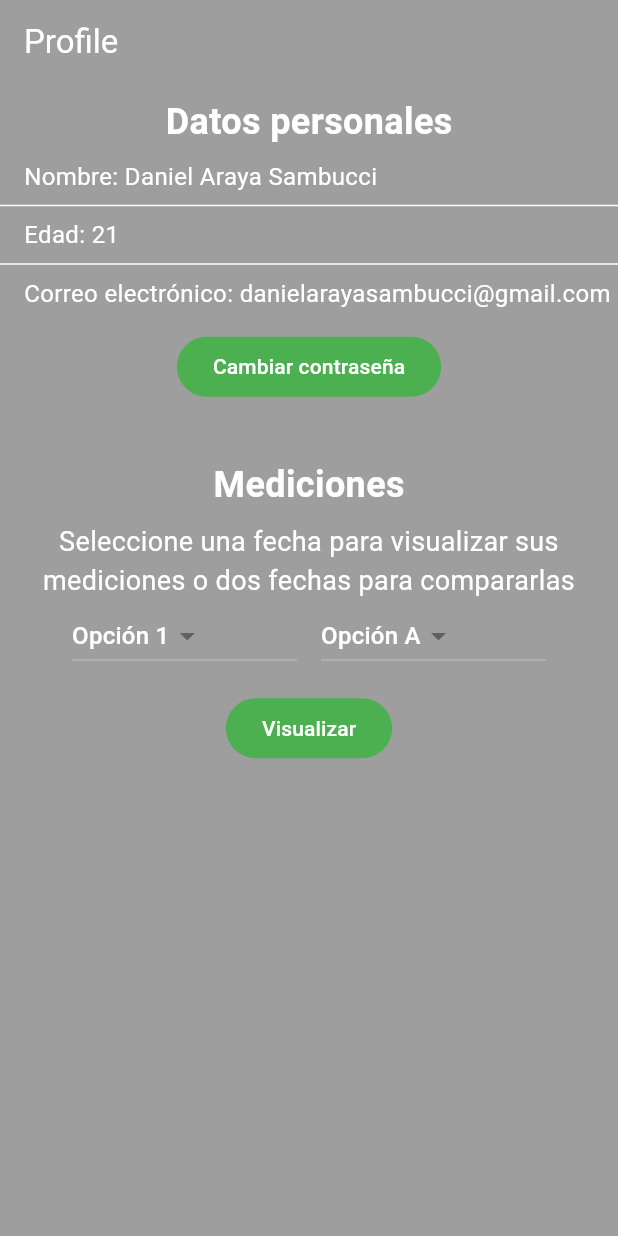
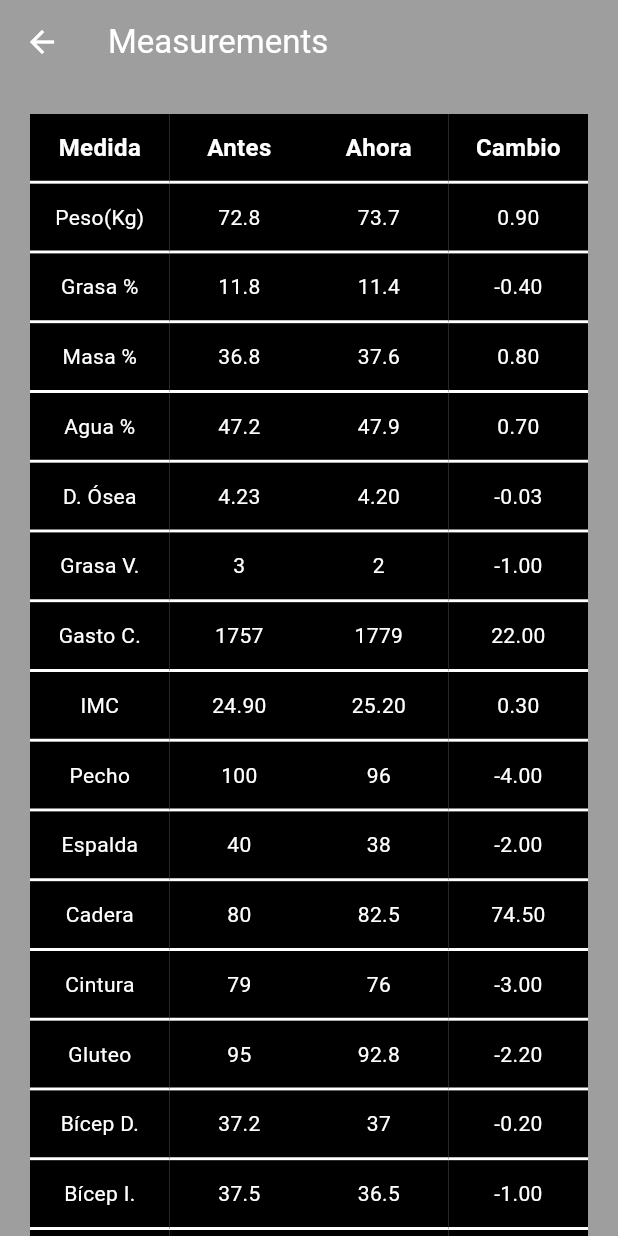
Before and after one commit to GymTecProject/gym-tec-app, a Flutter app: the screen it shows after launch, after a tap on "Visualizar", on a phone screen of 412 x 824 dp. Run offline on Flutter 3.47's test engine with Material 2 defaults, Android fonts, the phone set to English and light mode, and no system bars.

Commit message:
Measurement page prototype done
Almost all the strategy for the grid needs to be reworked. Right now, it only display info.

```diff
--- a/lib/main.dart
+++ b/lib/main.dart
@@ -1,5 +1,6 @@
 import 'package:flutter/material.dart';
 import 'package:gym_tec/profile/profile.dart';
+import 'package:gym_tec/profile/measurement.dart';
 
 void main() {
   runApp(const MyApp());
@@ -47,7 +48,7 @@ class MyApp extends StatelessWidget {
       initialRoute: '/',
       routes: {
         '/': (context) => const ProfilePage(),
-      //  '/login': (context) => const LoginPage(),
+        '/measurement': (context) => const MeasurementPage(),
       //  '/register': (context) => const RegisterPage(),
       }
     );
--- /dev/null
+++ b/lib/profile/measurement.dart
@@ -0,0 +1,554 @@
+import 'package:flutter/material.dart';
+
+class MeasurementPage extends StatefulWidget {
+  const MeasurementPage({super.key});
+
+  @override
+  State<MeasurementPage> createState() => _MeasurementPage();
+}
+
+class _MeasurementPage extends State<MeasurementPage> {
+
+  @override
+  Widget build(BuildContext context){
+    return Scaffold(
+      appBar: AppBar(
+        title: const Text('Measurements'),
+      ),
+      body: PageBody(),
+    );
+  }
+}
+/*
+class PageBody extends StatelessWidget {
+  const PageBody({super.key});
+  @override
+
+  //_PageBody createState() => _PageBody();
+}*/
+
+class PageBody extends StatelessWidget  {
+  PageBody({super.key});
+
+  final List<String> matriz = [
+    'Medida',
+    'Antes',
+    'Ahora',
+    'Resultado'
+    // Agrega más datos según sea necesario
+  ];
+  @override
+  Widget build(BuildContext context) {
+  return GridView.count(
+  primary: false,
+  padding: const EdgeInsets.all(20),
+  //crossAxisSpacing: 10,
+  //mainAxisSpacing: 10,
+  crossAxisCount: 4,
+  childAspectRatio: (2),
+  children: <Widget>[
+    Container(
+      padding: const EdgeInsets.all(8),
+      //color: Colors.green,
+      decoration: const BoxDecoration(color: Colors.black, border: Border(bottom: BorderSide(color: Colors.white, width: 2))),
+      child: const Center(child: Text("Medida", style: TextStyle(fontSize: 16,  fontWeight: FontWeight.bold))),
+    ),
+    Container(
+      padding: const EdgeInsets.all(8),
+      //color: Colors.green,
+      decoration: const BoxDecoration(color: Colors.black, border: Border(bottom: BorderSide(color: Colors.white, width: 2))),
+      child: const Center(child: Text("Antes", style: TextStyle(fontSize: 16,  fontWeight: FontWeight.bold))),
+    ),
+    Container(
+      padding: const EdgeInsets.all(8),
+      //color: Colors.green,
+      decoration: const BoxDecoration(color: Colors.black, border: Border(bottom: BorderSide(color: Colors.white, width: 2))),
+      child: const Center(child: Text("Ahora", style: TextStyle(fontSize: 16,  fontWeight: FontWeight.bold))),
+    ),
+    Container(
+      padding: const EdgeInsets.all(8),
+      //color: Colors.green,
+      decoration: const BoxDecoration(color: Colors.black, border: Border(bottom: BorderSide(color: Colors.white, width: 2))),
+      child: const Center(child: Text("Cambio", style: TextStyle(fontSize: 16,  fontWeight: FontWeight.bold))),
+    ),
+
+
+    Container(
+      padding: const EdgeInsets.all(8),
+      //color: Colors.teal[500],
+      decoration: const BoxDecoration(color: Colors.black, border: Border(bottom: BorderSide(color: Colors.white, width: 2))),
+      child: const Center(child: Text('Peso(Kg)')),
+    ),
+    Container(
+      padding: const EdgeInsets.all(8),
+      //color: Colors.teal[500],
+      decoration: const BoxDecoration(color: Colors.black, border: Border(bottom: BorderSide(color: Colors.white, width: 2))),
+      child: const Center(child: Text('72.8')),
+    ),
+    Container(
+      padding: const EdgeInsets.all(8),
+      //color: Colors.teal[500],
+      decoration: const BoxDecoration(color: Colors.black, border: Border(bottom: BorderSide(color: Colors.white, width: 2))),
+      child: const Center(child: Text('73.7')),
+    ),
+    Container(
+      padding: const EdgeInsets.all(8),
+      //color: Colors.teal[500],
+      decoration: const BoxDecoration(color: Colors.black, border: Border(bottom: BorderSide(color: Colors.white, width: 2))),
+      child: const Center(child: Text('0.90')),
+    ),
+
+
+    Container(
+      padding: const EdgeInsets.all(8),
+      //color: Colors.teal[500],
+      decoration: const BoxDecoration(color: Colors.black, border: Border(bottom: BorderSide(color: Colors.white, width: 2))),
+      child: const Center(child: Text('Grasa %')),
+    ),
+    Container(
+      padding: const EdgeInsets.all(8),
+      //color: Colors.teal[500],
+      decoration: const BoxDecoration(color: Colors.black, border: Border(bottom: BorderSide(color: Colors.white, width: 2))),
+      child: const Center(child: Text('11.8')),
+    ),
+    Container(
+      padding: const EdgeInsets.all(8),
+      //color: Colors.teal[500],
+      decoration: const BoxDecoration(color: Colors.black, border: Border(bottom: BorderSide(color: Colors.white, width: 2))),
+      child: const Center(child: Text('11.4')),
+    ),
+    Container(
+      padding: const EdgeInsets.all(8),
+      //color: Colors.teal[500],
+      decoration: const BoxDecoration(color: Colors.black, border: Border(bottom: BorderSide(color: Colors.white, width: 2))),
+      child: const Center(child: Text('-0.40')),
+    ),
+
+    Container(
+      padding: const EdgeInsets.all(8),
+      //color: Colors.teal[500],
+      decoration: const BoxDecoration(color: Colors.black, border: Border(bottom: BorderSide(color: Colors.white, width: 2))),
+      child: const Center(child: Text('Masa %')),
+    ),
+    Container(
+      padding: const EdgeInsets.all(8),
+      //color: Colors.teal[500],
+      decoration: const BoxDecoration(color: Colors.black, border: Border(bottom: BorderSide(color: Colors.white, width: 2))),
+      child: const Center(child: Text('36.8')),
+    ),
+    Container(
+      padding: const EdgeInsets.all(8),
+      //color: Colors.teal[500],
+      decoration: const BoxDecoration(color: Colors.black, border: Border(bottom: BorderSide(color: Colors.white, width: 2))),
+      child: const Center(child: Text('37.6')),
+    ),
+    Container(
+      padding: const EdgeInsets.all(8),
+      //color: Colors.teal[500],
+      decoration: const BoxDecoration(color: Colors.black, border: Border(bottom: BorderSide(color: Colors.white, width: 2))),
+      child: const Center(child: Text('0.80')),
+    ),
+
+    Container(
+      padding: const EdgeInsets.all(8),
+      //color: Colors.teal[500],
+      decoration: const BoxDecoration(color: Colors.black, border: Border(bottom: BorderSide(color: Colors.white, width: 2))),
+      child: const Center(child: Text('Agua %')),
+    ),
+    Container(
+      padding: const EdgeInsets.all(8),
+      //color: Colors.teal[500],
+      decoration: const BoxDecoration(color: Colors.black, border: Border(bottom: BorderSide(color: Colors.white, width: 2))),
+      child: const Center(child: Text('47.2')),
+    ),
+    Container(
+      padding: const EdgeInsets.all(8),
+      //color: Colors.teal[500],
+      decoration: const BoxDecoration(color: Colors.black, border: Border(bottom: BorderSide(color: Colors.white, width: 2))),
+      child: const Center(child: Text('47.9')),
+    ),
+    Container(
+      padding: const EdgeInsets.all(8),
+      //color: Colors.teal[500],
+      decoration: const BoxDecoration(color: Colors.black, border: Border(bottom: BorderSide(color: Colors.white, width: 2))),
+      child: const Center(child: Text('0.70')),
+    ),
+
+    Container(
+      padding: const EdgeInsets.all(8),
+      //color: Colors.teal[500],
+      decoration: const BoxDecoration(color: Colors.black, border: Border(bottom: BorderSide(color: Colors.white, width: 2))),
+      child: const Center(child: Text('D. Ósea')),
+    ),
+    Container(
+      padding: const EdgeInsets.all(8),
+      //color: Colors.teal[500],
+      decoration: const BoxDecoration(color: Colors.black, border: Border(bottom: BorderSide(color: Colors.white, width: 2))),
+      child: const Center(child: Text('4.23')),
+    ),
+    Container(
+      padding: const EdgeInsets.all(8),
+      //color: Colors.teal[500],
+      decoration: const BoxDecoration(color: Colors.black, border: Border(bottom: BorderSide(color: Colors.white, width: 2))),
+      child: const Center(child: Text('4.20')),
+    ),
+    Container(
+      padding: const EdgeInsets.all(8),
+      //color: Colors.teal[500],
+      decoration: const BoxDecoration(color: Colors.black, border: Border(bottom: BorderSide(color: Colors.white, width: 2))),
+      child: const Center(child: Text('-0.03')),
+    ),
+
+    Container(
+      padding: const EdgeInsets.all(8),
+      //color: Colors.teal[500],
+      decoration: const BoxDecoration(color: Colors.black, border: Border(bottom: BorderSide(color: Colors.white, width: 2))),
+      child: const Center(child: Text('Grasa V.')),
+    ),
+    Container(
+      padding: const EdgeInsets.all(8),
+      //color: Colors.teal[500],
+      decoration: const BoxDecoration(color: Colors.black, border: Border(bottom: BorderSide(color: Colors.white, width: 2))),
+      child: const Center(child: Text('3')),
+    ),
+    Container(
+      padding: const EdgeInsets.all(8),
+      //color: Colors.teal[500],
+      decoration: const BoxDecoration(color: Colors.black, border: Border(bottom: BorderSide(color: Colors.white, width: 2))),
+      child: const Center(child: Text('2')),
+    ),
+    Container(
+      padding: const EdgeInsets.all(8),
+      //color: Colors.teal[500],
+      decoration: const BoxDecoration(color: Colors.black, border: Border(bottom: BorderSide(color: Colors.white, width: 2))),
+      child: const Center(child: Text('-1.00')),
+    ),
+
+    Container(
+      padding: const EdgeInsets.all(8),
+      //color: Colors.teal[500],
+      decoration: const BoxDecoration(color: Colors.black, border: Border(bottom: BorderSide(color: Colors.white, width: 2))),
+      child: const Center(child: Text('Gasto C.')),
+    ),
+    Container(
+      padding: const EdgeInsets.all(8),
+      //color: Colors.teal[500],
+      decoration: const BoxDecoration(color: Colors.black, border: Border(bottom: BorderSide(color: Colors.white, width: 2))),
+      child: const Center(child: Text('1757')),
+    ),
+    Container(
+      padding: const EdgeInsets.all(8),
+      //color: Colors.teal[500],
+      decoration: const BoxDecoration(color: Colors.black, border: Border(bottom: BorderSide(color: Colors.white, width: 2))),
+      child: const Center(child: Text('1779')),
+    ),
+    Container(
+      padding: const EdgeInsets.all(8),
+      //color: Colors.teal[500],
+      decoration: const BoxDecoration(color: Colors.black, border: Border(bottom: BorderSide(color: Colors.white, width: 2))),
+      child: const Center(child: Text('22.00')),
+    ),
+
+    Container(
+      padding: const EdgeInsets.all(8),
+      //color: Colors.teal[500],
+      decoration: const BoxDecoration(color: Colors.black, border: Border(bottom: BorderSide(color: Colors.white, width: 2))),
+      child: const Center(child: Text('IMC')),
+    ),
+    Container(
+      padding: const EdgeInsets.all(8),
+      //color: Colors.teal[500],
+      decoration: const BoxDecoration(color: Colors.black, border: Border(bottom: BorderSide(color: Colors.white, width: 2))),
+      child: const Center(child: Text('24.90')),
+    ),
+    Container(
+      padding: const EdgeInsets.all(8),
+      //color: Colors.teal[500],
+      decoration: const BoxDecoration(color: Colors.black, border: Border(bottom: BorderSide(color: Colors.white, width: 2))),
+      child: const Center(child: Text('25.20')),
+    ),
+    Container(
+      padding: const EdgeInsets.all(8),
+      //color: Colors.teal[500],
+      decoration: const BoxDecoration(color: Colors.black, border: Border(bottom: BorderSide(color: Colors.white, width: 2))),
+      child: const Center(child: Text('0.30')),
+    ),
+
+    Container(
+      padding: const EdgeInsets.all(8),
+      //color: Colors.teal[500],
+      decoration: const BoxDecoration(color: Colors.black, border: Border(bottom: BorderSide(color: Colors.white, width: 2))),
+      child: const Center(child: Text('Pecho')),
+    ),
+    Container(
+      padding: const EdgeInsets.all(8),
+      //color: Colors.teal[500],
+      decoration: const BoxDecoration(color: Colors.black, border: Border(bottom: BorderSide(color: Colors.white, width: 2))),
+      child: const Center(child: Text('100')),
+    ),
+    Container(
+      padding: const EdgeInsets.all(8),
+      //color: Colors.teal[500],
+      decoration: const BoxDecoration(color: Colors.black, border: Border(bottom: BorderSide(color: Colors.white, width: 2))),
+      child: const Center(child: Text('96')),
+    ),
+    Container(
+      padding: const EdgeInsets.all(8),
+      //color: Colors.teal[500],
+      decoration: const BoxDecoration(color: Colors.black, border: Border(bottom: BorderSide(color: Colors.white, width: 2))),
+      child: const Center(child: Text('-4.00')),
+    ),
+
+    Container(
+      padding: const EdgeInsets.all(8),
+      //color: Colors.teal[500],
+      decoration: const BoxDecoration(color: Colors.black, border: Border(bottom: BorderSide(color: Colors.white, width: 2))),
+      child: const Center(child: Text('Espalda')),
+    ),
+    Container(
+      padding: const EdgeInsets.all(8),
+      //color: Colors.teal[500],
+      decoration: const BoxDecoration(color: Colors.black, border: Border(bottom: BorderSide(color: Colors.white, width: 2))),
+      child: const Center(child: Text('40')),
+    ),
+    Container(
+      padding: const EdgeInsets.all(8),
+      //color: Colors.teal[500],
+      decoration: const BoxDecoration(color: Colors.black, border: Border(bottom: BorderSide(color: Colors.white, width: 2))),
+      child: const Center(child: Text('38')),
+    ),
+    Container(
+      padding: const EdgeInsets.all(8),
+      //color: Colors.teal[500],
+      decoration: const BoxDecoration(color: Colors.black, border: Border(bottom: BorderSide(color: Colors.white, width: 2))),
+      child: const Center(child: Text('-2.00')),
+    ),
+
+    Container(
+      padding: const EdgeInsets.all(8),
+      //color: Colors.teal[500],
+      decoration: const BoxDecoration(color: Colors.black, border: Border(bottom: BorderSide(color: Colors.white, width: 2))),
+      child: const Center(child: Text('Cadera')),
+    ),
+    Container(
+      padding: const EdgeInsets.all(8),
+      //color: Colors.teal[500],
+      decoration: const BoxDecoration(color: Colors.black, border: Border(bottom: BorderSide(color: Colors.white, width: 2))),
+      child: const Center(child: Text('80')),
+    ),
+    Container(
+      padding: const EdgeInsets.all(8),
+      //color: Colors.teal[500],
+      decoration: const BoxDecoration(color: Colors.black, border: Border(bottom: BorderSide(color: Colors.white, width: 2))),
+      child: const Center(child: Text('82.5')),
+    ),
+    Container(
+      padding: const EdgeInsets.all(8),
+      //color: Colors.teal[500],
+      decoration: const BoxDecoration(color: Colors.black, border: Border(bottom: BorderSide(color: Colors.white, width: 2))),
+      child: const Center(child: Text('74.50')),
+    ),
+
+    Container(
+      padding: const EdgeInsets.all(8),
+      //color: Colors.teal[500],
+      decoration: const BoxDecoration(color: Colors.black, border: Border(bottom: BorderSide(color: Colors.white, width: 2))),
+      child: const Center(child: Text('Cintura')),
+    ),
+    Container(
+      padding: const EdgeInsets.all(8),
+      //color: Colors.teal[500],
+      decoration: const BoxDecoration(color: Colors.black, border: Border(bottom: BorderSide(color: Colors.white, width: 2))),
+      child: const Center(child: Text('79')),
+    ),
+    Container(
+      padding: const EdgeInsets.all(8),
+      //color: Colors.teal[500],
+      decoration: const BoxDecoration(color: Colors.black, border: Border(bottom: BorderSide(color: Colors.white, width: 2))),
+      child: const Center(child: Text('76')),
+    ),
+    Container(
+      padding: const EdgeInsets.all(8),
+      //color: Colors.teal[500],
+      decoration: const BoxDecoration(color: Colors.black, border: Border(bottom: BorderSide(color: Colors.white, width: 2))),
+      child: const Center(child: Text('-3.00')),
+    ),
+
+    Container(
+      padding: const EdgeInsets.all(8),
+      //color: Colors.teal[500],
+      decoration: const BoxDecoration(color: Colors.black, border: Border(bottom: BorderSide(color: Colors.white, width: 2))),
+      child: const Center(child: Text('Gluteo')),
+    ),
+    Container(
+      padding: const EdgeInsets.all(8),
+      //color: Colors.teal[500],
+      decoration: const BoxDecoration(color: Colors.black, border: Border(bottom: BorderSide(color: Colors.white, width: 2))),
+      child: const Center(child: Text('95')),
+    ),
+    Container(
+      padding: const EdgeInsets.all(8),
+      //color: Colors.teal[500],
+      decoration: const BoxDecoration(color: Colors.black, border: Border(bottom: BorderSide(color: Colors.white, width: 2))),
+      child: const Center(child: Text('92.8')),
+    ),
+    Container(
+      padding: const EdgeInsets.all(8),
+      //color: Colors.teal[500],
+      decoration: const BoxDecoration(color: Colors.black, border: Border(bottom: BorderSide(color: Colors.white, width: 2))),
+      child: const Center(child: Text('-2.20')),
+    ),
+
+    Container(
+      padding: const EdgeInsets.all(8),
+      //color: Colors.teal[500],
+      decoration: const BoxDecoration(color: Colors.black, border: Border(bottom: BorderSide(color: Colors.white, width: 2))),
+      child: const Center(child: Text('Bícep D.')),
+    ),
+    Container(
+      padding: const EdgeInsets.all(8),
+      //color: Colors.teal[500],
+      decoration: const BoxDecoration(color: Colors.black, border: Border(bottom: BorderSide(color: Colors.white, width: 2))),
+      child: const Center(child: Text('37.2')),
+    ),
+    Container(
+      padding: const EdgeInsets.all(8),
+      //color: Colors.teal[500],
+      decoration: const BoxDecoration(color: Colors.black, border: Border(bottom: BorderSide(color: Colors.white, width: 2))),
+      child: const Center(child: Text('37')),
+    ),
+    Container(
+      padding: const EdgeInsets.all(8),
+      //color: Colors.teal[500],
+      decoration: const BoxDecoration(color: Colors.black, border: Border(bottom: BorderSide(color: Colors.white, width: 2))),
+      child: const Center(child: Text('-0.20')),
+    ),
+
+    Container(
+      padding: const EdgeInsets.all(8),
+      //color: Colors.teal[500],
+      decoration: const BoxDecoration(color: Colors.black, border: Border(bottom: BorderSide(color: Colors.white, width: 2))),
+      child: const Center(child: Text('Bícep I.')),
+    ),
+    Container(
+      padding: const EdgeInsets.all(8),
+      //color: Colors.teal[500],
+      decoration: const BoxDecoration(color: Colors.black, border: Border(bottom: BorderSide(color: Colors.white, width: 2))),
+      child: const Center(child: Text('37.5')),
+    ),
+    Container(
+      padding: const EdgeInsets.all(8),
+      //color: Colors.teal[500],
+      decoration: const BoxDecoration(color: Colors.black, border: Border(bottom: BorderSide(color: Colors.white, width: 2))),
+      child: const Center(child: Text('36.5')),
+    ),
+    Container(
+      padding: const EdgeInsets.all(8),
+      //color: Colors.teal[500],
+      decoration: const BoxDecoration(color: Colors.black, border: Border(bottom: BorderSide(color: Colors.white, width: 2))),
+      child: const Center(child: Text('-1.00')),
+    ),
+
+    Container(
+      padding: const EdgeInsets.all(8),
+      //color: Colors.teal[500],
+      decoration: const BoxDecoration(color: Colors.black, border: Border(bottom: BorderSide(color: Colors.white, width: 2))),
+      child: const Center(child: Text('Muslo D.')),
+    ),
+    Container(
+      padding: const EdgeInsets.all(8),
+      //color: Colors.teal[500],
+      decoration: const BoxDecoration(color: Colors.black, border: Border(bottom: BorderSide(color: Colors.white, width: 2))),
+      child: const Center(child: Text('58')),
+    ),
+    Container(
+      padding: const EdgeInsets.all(8),
+      //color: Colors.teal[500],
+      decoration: const BoxDecoration(color: Colors.black, border: Border(bottom: BorderSide(color: Colors.white, width: 2))),
+      child: const Center(child: Text('58.5')),
+    ),
+    Container(
+      padding: const EdgeInsets.all(8),
+      //color: Colors.teal[500],
+      decoration: const BoxDecoration(color: Colors.black, border: Border(bottom: BorderSide(color: Colors.white, width: 2))),
+      child: const Center(child: Text('0.50')),
+    ),
+
+    Container(
+      padding: const EdgeInsets.all(8),
+      //color: Colors.teal[500],
+      decoration: const BoxDecoration(color: Colors.black, border: Border(bottom: BorderSide(color: Colors.white, width: 2))),
+      child: const Center(child: Text('Muslo I.')),
+    ),
+    Container(
+      padding: const EdgeInsets.all(8),
+      //color: Colors.teal[500],
+      decoration: const BoxDecoration(color: Colors.black, border: Border(bottom: BorderSide(color: Colors.white, width: 2))),
+      child: const Center(child: Text('59')),
+    ),
+    Container(
+      padding: const EdgeInsets.all(8),
+      //color: Colors.teal[500],
+      decoration: const BoxDecoration(color: Colors.black, border: Border(bottom: BorderSide(color: Colors.white, width: 2))),
+      child: const Center(child: Text('58')),
+    ),
+    Container(
+      padding: const EdgeInsets.all(8),
+      //color: Colors.teal[500],
+      decoration: const BoxDecoration(color: Colors.black, border: Border(bottom: BorderSide(color: Colors.white, width: 2))),
+      child: const Center(child: Text('-1.00')),
+    ),
+
+    Container(
+      padding: const EdgeInsets.all(8),
+      //color: Colors.teal[500],
+      decoration: const BoxDecoration(color: Colors.black, border: Border(bottom: BorderSide(color: Colors.white, width: 2))),
+      child: const Center(child: Text('Pantorrilla D.')),
+    ),
+    Container(
+      padding: const EdgeInsets.all(8),
+      //color: Colors.teal[500],
+      decoration: const BoxDecoration(color: Colors.black, border: Border(bottom: BorderSide(color: Colors.white, width: 2))),
+      child: const Center(child: Text('38')),
+    ),
+    Container(
+      padding: const EdgeInsets.all(8),
+      //color: Colors.teal[500],
+      decoration: const BoxDecoration(color: Colors.black, border: Border(bottom: BorderSide(color: Colors.white, width: 2))),
+      child: const Center(child: Text('38')),
+    ),
+    Container(
+      padding: const EdgeInsets.all(8),
+      //color: Colors.teal[500],
+      decoration: const BoxDecoration(color: Colors.black, border: Border(bottom: BorderSide(color: Colors.white, width: 2))),
+      child: const Center(child: Text('0.00')),
+    ),
+
+    Container(
+      padding: const EdgeInsets.all(8),
+      //color: Colors.teal[500],
+      decoration: const BoxDecoration(color: Colors.black, border: Border(bottom: BorderSide(color: Colors.white, width: 2))),
+      child: const Center(child: Text('Pantorrilla I.')),
+    ),
+    Container(
+      padding: const EdgeInsets.all(8),
+      //color: Colors.teal[500],
+      decoration: const BoxDecoration(color: Colors.black, border: Border(bottom: BorderSide(color: Colors.white, width: 2))),
+      child: const Center(child: Text('39')),
+    ),
+    Container(
+      padding: const EdgeInsets.all(8),
+      //color: Colors.teal[500],
+      decoration: const BoxDecoration(color: Colors.black, border: Border(bottom: BorderSide(color: Colors.white, width: 2))),
+      child: const Center(child: Text('37.5')),
+    ),
+    Container(
+      padding: const EdgeInsets.all(8),
+      //color: Colors.teal[500],
+      decoration: const BoxDecoration(color: Colors.black, border: Border(bottom: BorderSide(color: Colors.white, width: 2))),
+      child: const Center(child: Text('-1.50')),
+    ),
+  ],
+);
+  }
+}
--- a/lib/profile/profile.dart
+++ b/lib/profile/profile.dart
@@ -15,18 +15,19 @@ class _ProfilePageState extends State<ProfilePage> {
       appBar: AppBar(
         title: const Text('Profile'),
       ),
-      body: const AlignTopCenterColumn(),
+      body: const PageBody(),
     );
   }
 }
-class AlignTopCenterColumn extends StatefulWidget {
-  const AlignTopCenterColumn({super.key});
+
+class PageBody extends StatefulWidget {
+  const PageBody({super.key});
   @override
 
-  _AlignTopCenterColumnState createState() => _AlignTopCenterColumnState();
+  _PageBody createState() => _PageBody();
 }
 
-class _AlignTopCenterColumnState extends State<AlignTopCenterColumn>  {
+class _PageBody extends State<PageBody>  {
   String _selectedOption1 = 'Opción 1';
   String _selectedOption2 = 'Opción A';
 
@@ -49,6 +50,12 @@ class _AlignTopCenterColumnState extends State<AlignTopCenterColumn>  {
 */
   @override
   Widget build(BuildContext context) {
+
+    navigateToMeasurement() {
+      Navigator.pushNamed(context, '/measurement');
+    }
+
+
     return Align(
       alignment: Alignment.topCenter,
       child: Column(
@@ -142,7 +149,7 @@ class _AlignTopCenterColumnState extends State<AlignTopCenterColumn>  {
           ),
         SizedBox(
           height: 75,
-          child: Center(child: FilledButton(onPressed: (){}, child: const Text('Visualizar'))),
+          child: Center(child: FilledButton(onPressed: navigateToMeasurement, child: const Text('Visualizar'))),
         )],
       ),
     );
```
